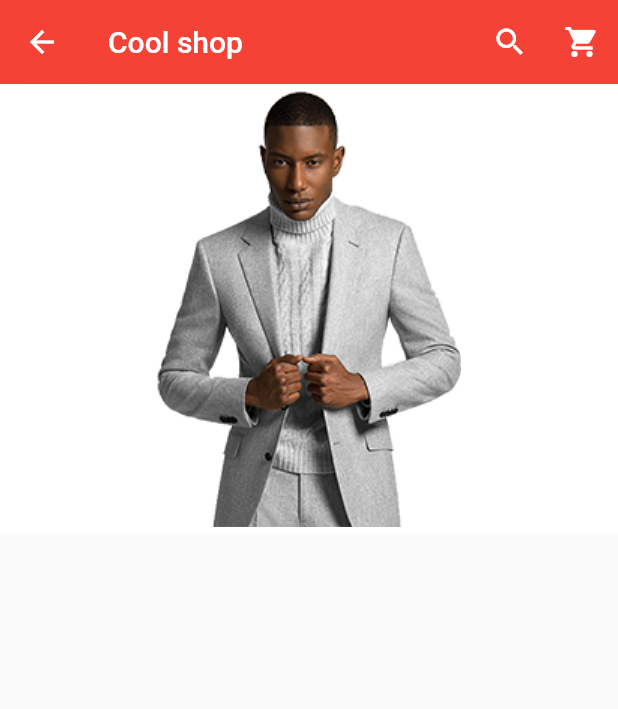
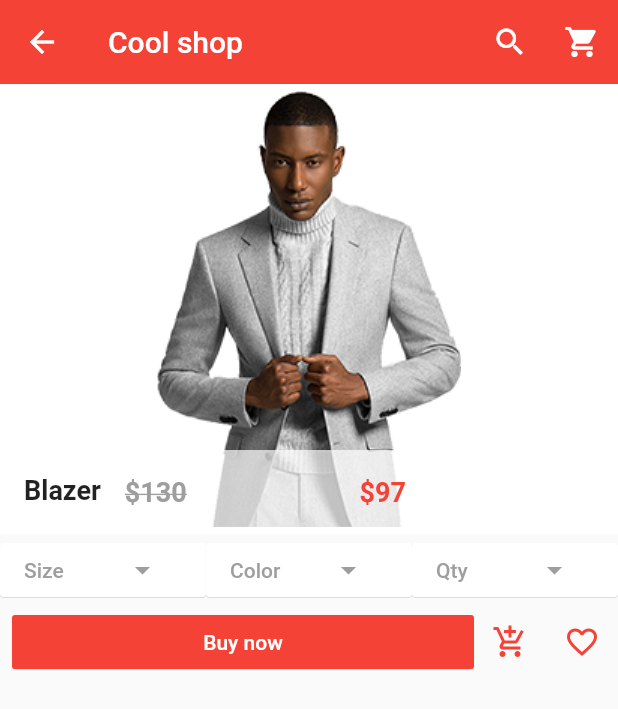
Before and after one commit to armdev19/E-commerce-app, a Flutter app: the screen it shows after launch, after a tap on "Blazer", on a phone screen of 412 x 824 dp. Shown: the top 709 px of the screen. Run offline on Flutter 3.47's test engine with Material 2 defaults, Android fonts, the light colour scheme and no system bars; our stand-ins replace carousel_pro.

Commit message:
Created details product views

```diff
--- a/lib/main.dart
+++ b/lib/main.dart
@@ -35,7 +35,7 @@ class _HomePageState extends State<HomePage> {
         AssetImage("images/carousel/nine.jpg"),
         AssetImage("images/carousel/ten.jpg"),
       ],
-      autoplay: true,
+      autoplay: false,
       animationCurve: Curves.fastOutSlowIn,
       animationDuration: Duration(milliseconds: 800),
       dotSize: 4.0,
--- a/lib/pages/ProductDetails.dart
+++ b/lib/pages/ProductDetails.dart
@@ -1,3 +1,4 @@
+import 'package:flutter/cupertino.dart';
 import 'package:flutter/material.dart';
 
 class ProductDetails extends StatefulWidget {
@@ -6,13 +7,11 @@ class ProductDetails extends StatefulWidget {
   final mProductDetailsPrice;
   final mProductDetailsImage;
 
-  ProductDetails({
-    this.mProductDetailsName,
+  ProductDetails(
+      {this.mProductDetailsName,
       this.mProductDetailsOldPrice,
       this.mProductDetailsPrice,
-    this.mProductDetailsImage
-});
-
+      this.mProductDetailsImage});
 
   @override
   _ProductDetailsState createState() => _ProductDetailsState();
@@ -41,7 +40,6 @@ class _ProductDetailsState extends State<ProductDetails> {
               onPressed: () {})
         ],
       ),
-
       body: new ListView(
         children: <Widget>[
           new Container(
@@ -50,11 +48,119 @@ class _ProductDetailsState extends State<ProductDetails> {
               child: Container(
                 color: Colors.white,
                 child: Image.asset(widget.mProductDetailsImage),
+              ),
+              footer: new Container(
+                color: Colors.white70,
+                child: ListTile(
+                  leading: new Text(
+                    widget.mProductDetailsName,
+                    style:
+                        TextStyle(fontWeight: FontWeight.bold, fontSize: 18.0),
+                  ),
+                  title: new Row(
+                    children: <Widget>[
+                      Expanded(
+                          child: new Text(
+                        "\$${widget.mProductDetailsOldPrice}",
+                        style: TextStyle(
+                            fontWeight: FontWeight.bold,
+                            fontSize: 18.0,
+                            color: Colors.grey,
+                            decoration: TextDecoration.lineThrough),
                       )),
+                      Expanded(
+                          child: new Text(
+                        "\$${widget.mProductDetailsPrice}",
+                        style: TextStyle(
+                            fontWeight: FontWeight.bold,
+                            fontSize: 18.0,
+                            color: Colors.red),
+                      ))
+                    ],
+                  ),
+                ),
+              ),
+            ),
+          ),
+
+          // ===== the first buttons =====
+          Row(
+            children: <Widget>[
+              // the size button
+              Expanded(
+                child: MaterialButton(
+                  onPressed: () {},
+                  color: Colors.white,
+                  textColor: Colors.grey,
+                  elevation: 0.2,
+                  child: Row(
+                    children: <Widget>[
+                      Expanded(child: new Text("Size")),
+                      Expanded(child: new Icon(Icons.arrow_drop_down)),
+                    ],
+                  ),
+                ),
+              ),
+
+              // the color button
+              Expanded(
+                child: MaterialButton(
+                  onPressed: () {},
+                  color: Colors.white,
+                  textColor: Colors.grey,
+                  elevation: 0.2,
+                  child: Row(
+                    children: <Widget>[
+                      Expanded(child: new Text("Color")),
+                      Expanded(child: new Icon(Icons.arrow_drop_down)),
+                    ],
+                  ),
+                ),
+              ),
+
+              // the qty button
+              Expanded(
+                child: MaterialButton(
+                  onPressed: () {},
+                  color: Colors.white,
+                  textColor: Colors.grey,
+                  elevation: 0.2,
+                  child: Row(
+                    children: <Widget>[
+                      Expanded(child: new Text("Qty")),
+                      Expanded(child: new Icon(Icons.arrow_drop_down)),
+                    ],
+                  ),
+                ),
+              ),
+            ],
+          ),
+
+          // ===== the second buttons =====
+          Row(
+            children: <Widget>[
+              // the buy button
+              Expanded(
+                child: Padding(
+                  padding: const EdgeInsets.only(left: 8.0),
+                  child: MaterialButton(
+                    onPressed: () {},
+                    color: Colors.red,
+                    textColor: Colors.white,
+                    elevation: 0.2,
+                    child: new Text("Buy now"),
+                  ),
+                ),
+              ),
+
+              new IconButton(icon: Icon(Icons.add_shopping_cart), color: Colors.red, onPressed: (){}),
+
+              new IconButton(icon: Icon(Icons.favorite_border), color: Colors.red, onPressed: (){}),
+
+            ],
           )
         ],
       ),
-
     );
   }
 }
```
Lines whose indentation alone changed are shown as unchanged.
